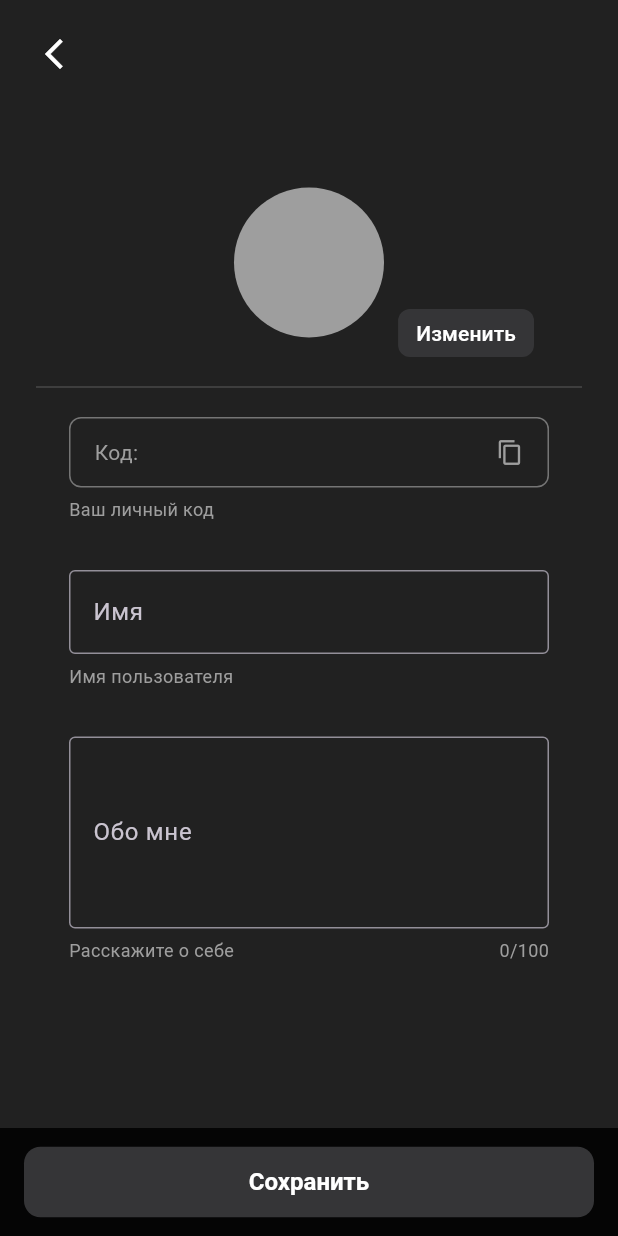
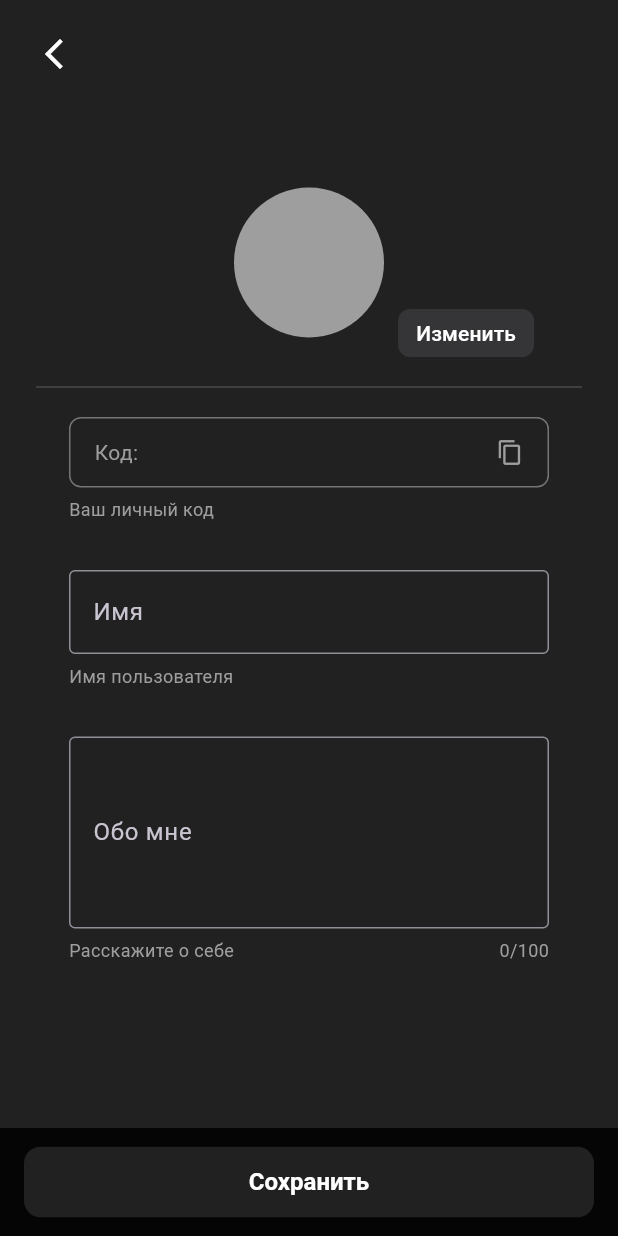
Before and after one commit to 00THESAME00/menro-push-server, a Flutter app: the EditProfileScreen screen opened directly with empty values, on a phone screen of 412 x 824 dp. Run offline on Flutter 3.47's test engine with Material 3 defaults, Android fonts, the light colour scheme and no system bars; our stand-ins replace cloud_firestore, firebase_core, firebase_messaging, shared_preferences; accounts and stored records are empty.

Commit message:
Обновление

```diff
--- a/lib/main.dart
+++ b/lib/main.dart
@@ -1278,7 +1278,7 @@ class _EditProfileScreenState extends State<EditProfileScreen> {
                 color: Colors.black.withOpacity(0.85),
                 child: ElevatedButton(
                   style: ElevatedButton.styleFrom(
-                    backgroundColor: const Color(0xFF353537),
+                    backgroundColor: const Color(0xFF212121),
                     foregroundColor: Colors.white,
                     padding: const EdgeInsets.symmetric(vertical: 14),
                     textStyle: const TextStyle(fontSize: 16, fontWeight: FontWeight.w600),
```
